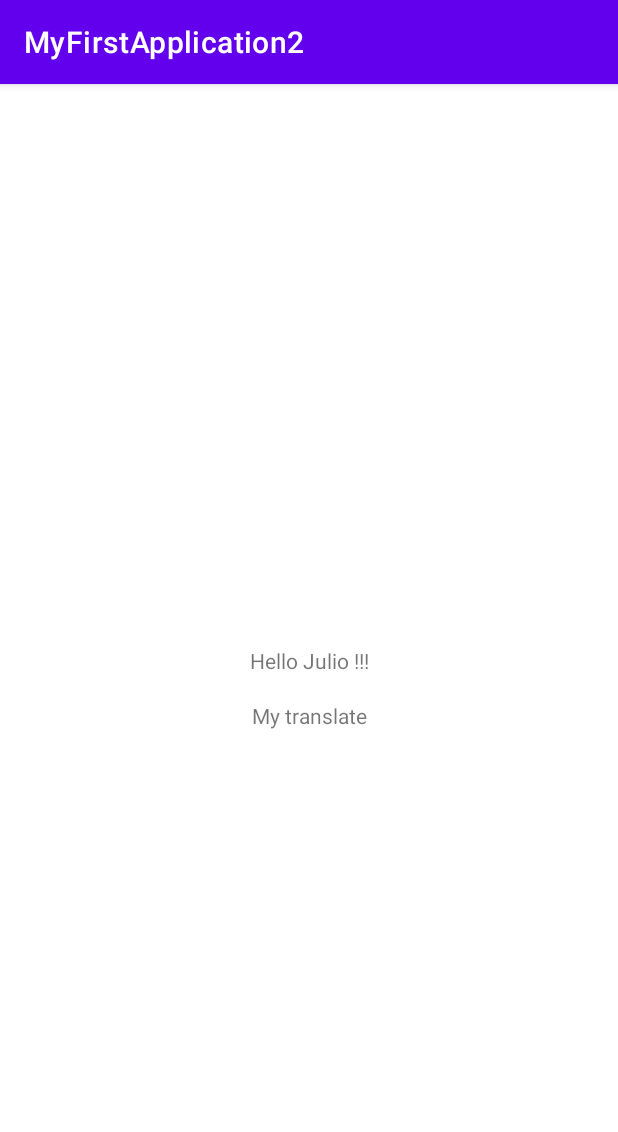
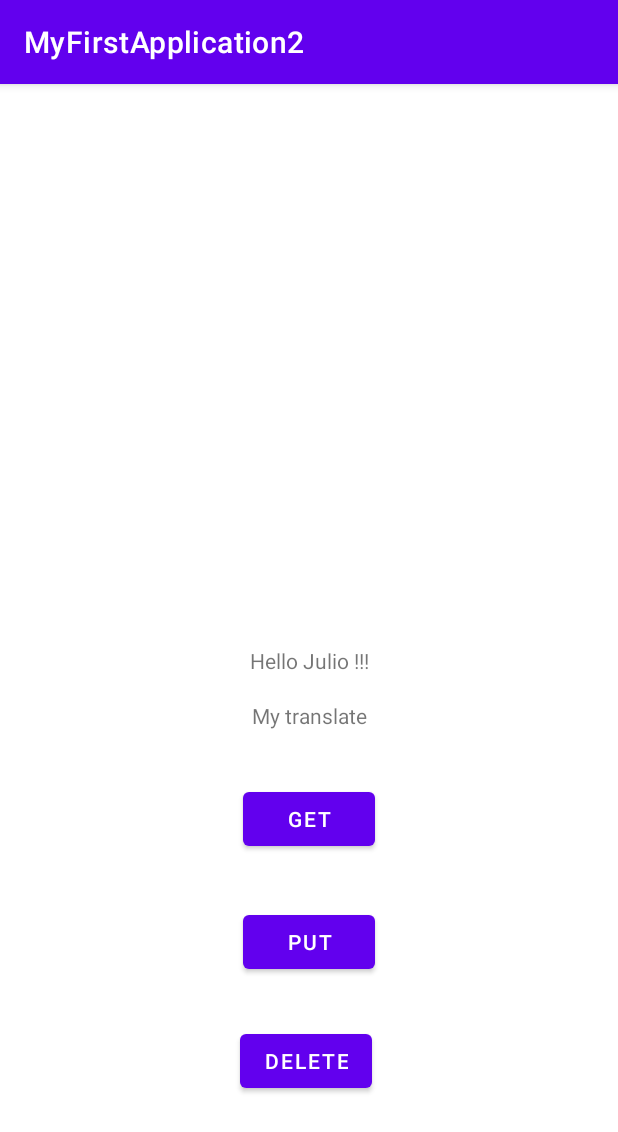
Before and after one commit to JulioUrjc/AndroidApps, an Android app: the screen it shows after launch (MainActivity), on a phone screen of 412 x 824 dp. Shown: the top 1132 px of the screen. Run offline under Robolectric (Android 15) with nearby library versions, the phone set to English and light mode, and no system bars.

```diff
--- a/MyFirstApplication2/app/build.gradle
+++ b/MyFirstApplication2/app/build.gradle
@@ -40,6 +40,7 @@ dependencies {
     implementation 'androidx.appcompat:appcompat:1.2.0'
     implementation 'com.google.android.material:material:1.2.1'
     implementation 'androidx.constraintlayout:constraintlayout:2.0.4'
+    implementation 'androidx.preference:preference-ktx:1.1.1'
     testImplementation 'junit:junit:4.+'
     androidTestImplementation 'androidx.test.ext:junit:1.1.2'
     androidTestImplementation 'androidx.test.espresso:espresso-core:3.3.0'
--- a/MyFirstApplication2/app/src/main/res/layout/activity_main.xml
+++ b/MyFirstApplication2/app/src/main/res/layout/activity_main.xml
@@ -28,4 +28,40 @@
         app:layout_constraintStart_toStartOf="parent"
         app:layout_constraintTop_toBottomOf="@+id/textView2" />
 
+    <Button
+        android:id="@+id/getButton"
+        android:layout_width="wrap_content"
+        android:layout_height="wrap_content"
+        android:layout_marginStart="161dp"
+        android:layout_marginTop="35dp"
+        android:layout_marginEnd="162dp"
+        android:text="GET"
+        app:layout_constraintEnd_toEndOf="parent"
+        app:layout_constraintStart_toStartOf="parent"
+        app:layout_constraintTop_toBottomOf="@+id/textView" />
+
+    <Button
+        android:id="@+id/putButton"
+        android:layout_width="wrap_content"
+        android:layout_height="wrap_content"
+        android:layout_marginStart="161dp"
+        android:layout_marginTop="34dp"
+        android:layout_marginEnd="162dp"
+        android:text="PUT"
+        app:layout_constraintEnd_toEndOf="parent"
+        app:layout_constraintStart_toStartOf="parent"
+        app:layout_constraintTop_toBottomOf="@+id/getButton" />
+
+    <Button
+        android:id="@+id/delButton"
+        android:layout_width="wrap_content"
+        android:layout_height="wrap_content"
+        android:layout_marginStart="159dp"
+        android:layout_marginTop="31dp"
+        android:layout_marginEnd="164dp"
+        android:text="DELETE"
+        app:layout_constraintEnd_toEndOf="parent"
+        app:layout_constraintStart_toStartOf="parent"
+        app:layout_constraintTop_toBottomOf="@+id/putButton" />
+
 </androidx.constraintlayout.widget.ConstraintLayout>
```
Also changed, not shown: MyFirstApplication2/app/src/main/java/com/july/myfirstapplication2/MainActivity.kt (+40 -0 lines).
